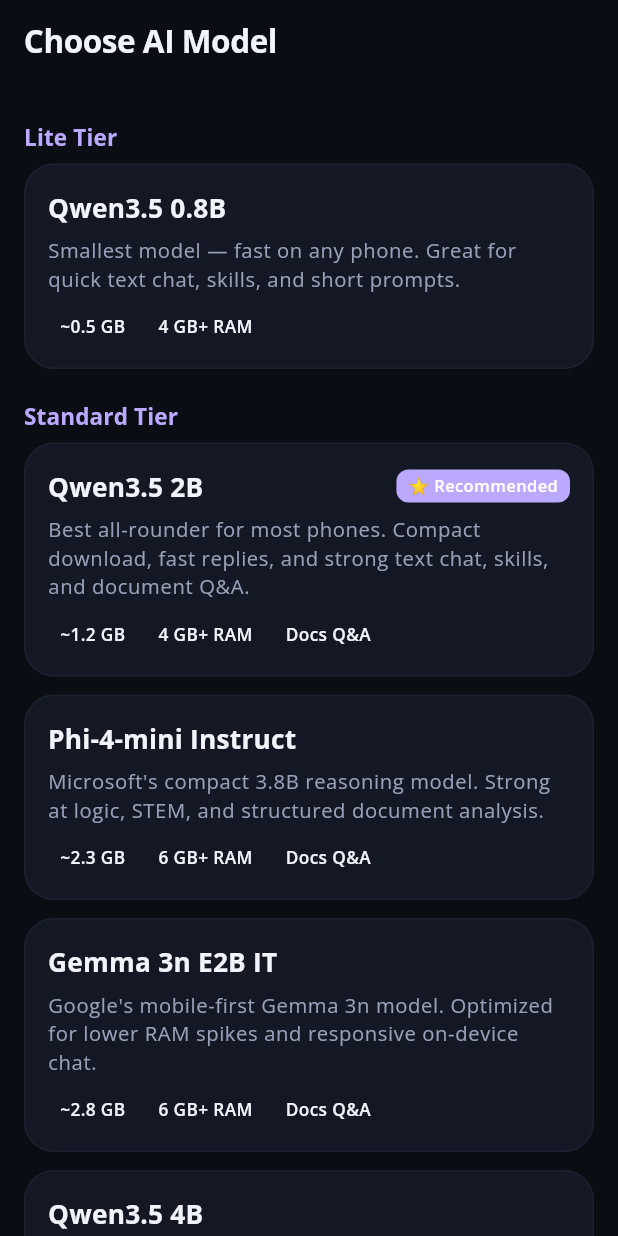
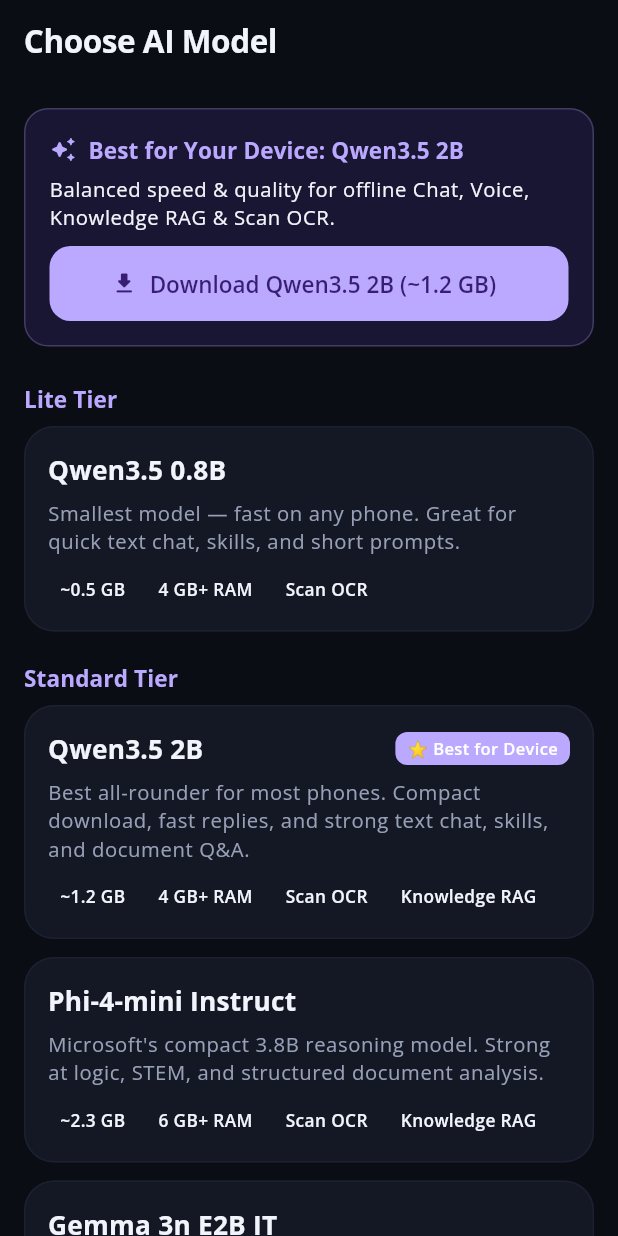
Before and after one commit to sambeetdas/edge-app-v2, a Flutter app: the ModelSelectionScreen screen opened by its route, on a phone screen of 412 x 824 dp. Run offline on Flutter 3.47's test engine with Material 3 defaults, Android fonts, the phone set to English and light mode, and no system bars; our stand-ins replace battery_plus, device_info_plus, dio, file_picker, flutter_local_notifications, flutter_riverpod and 8 more; missing offline and left inert: google_mlkit_text_recognition, llama_flutter_android, syncfusion_flutter_pdf, workmanager; accounts and stored records are empty.

Commit message:
feat: add device-aware model recommendations and auto-resume download UI

```diff
--- a/lib/engine/services/model_manager.dart
+++ b/lib/engine/services/model_manager.dart
@@ -3,7 +3,6 @@ import 'dart:convert';
 import 'dart:io';
 
 import 'package:dio/dio.dart';
-import 'package:flutter/services.dart';
 import 'package:path/path.dart' as p;
 import 'package:path_provider/path_provider.dart';
 import 'package:wakelock_plus/wakelock_plus.dart';
@@ -13,8 +12,6 @@ import '../models/model_tier.dart';
 
 class ModelManager {
   static const String _metaFileName = 'prompter_model_meta.json';
-  static const MethodChannel _deviceChannel =
-      MethodChannel('com.edgedai.app/device');
   final Dio _dio;
   CancelToken? _activeCancelToken;
 
--- a/lib/features/settings/model_selection_screen.dart
+++ b/lib/features/settings/model_selection_screen.dart
@@ -2,6 +2,7 @@ import 'package:flutter/material.dart';
 import 'package:flutter_riverpod/flutter_riverpod.dart';
 import 'package:go_router/go_router.dart';
 
+import '../../core/utils/formatters.dart';
 import '../../data/services/device_service.dart';
 import '../../engine/models/model_tier.dart';
 import '../../providers/app_providers.dart';
@@ -29,30 +30,97 @@ class _ModelSelectionScreenState extends ConsumerState<ModelSelectionScreen> {
     setState(() => _report = report);
   }
 
+  ModelTier _recommendedTier(DeviceCompatibilityReport? report) {
+    if (report == null || report.totalRamGb <= 0) {
+      return ModelTier.getById('qwen35-2b') ?? ModelTier.availableTiers.first;
+    }
+
+    bool fits(ModelTier t) =>
+        report.hasEnoughRam(t.runtimeRamGb) &&
+        report.hasEnoughStorage(t.totalDownloadBytes);
+
+    const preferredOrder = ['qwen35-4b', 'qwen35-2b', 'qwen35-0.8b'];
+    if (report.effectiveRamGb < 3.0) {
+      final lite = ModelTier.getById('qwen35-0.8b');
+      if (lite != null && fits(lite)) return lite;
+    } else if (report.effectiveRamGb < 5.0) {
+      final std = ModelTier.getById('qwen35-2b');
+      if (std != null && fits(std)) return std;
+    }
+
+    for (final id in preferredOrder) {
+      final tier = ModelTier.getById(id);
+      if (tier != null && fits(tier)) return tier;
+    }
+    return ModelTier.getById('qwen35-0.8b') ?? ModelTier.availableTiers.first;
+  }
+
   @override
   Widget build(BuildContext context) {
     final theme = Theme.of(context);
     final report = _report;
+    final recommended = _recommendedTier(report);
 
     return Scaffold(
       appBar: AppBar(title: const Text('Choose AI Model')),
       body: ListView(
         padding: const EdgeInsets.all(16),
         children: [
-          if (report != null && report.totalRamGb > 0)
           Container(
             margin: const EdgeInsets.only(bottom: 16),
-              padding: const EdgeInsets.all(12),
+            padding: const EdgeInsets.all(16),
             decoration: BoxDecoration(
-                color: theme.colorScheme.primaryContainer.withValues(alpha: 0.5),
-                borderRadius: BorderRadius.circular(12),
+              color: theme.colorScheme.primaryContainer.withValues(alpha: 0.45),
+              borderRadius: BorderRadius.circular(16),
+              border: Border.all(
+                color: theme.colorScheme.primary.withValues(alpha: 0.25),
               ),
-              child: Text(
-                'Device RAM: ${report.totalRamGb.toStringAsFixed(1)} GB '
-                '(${report.effectiveRamGb.toStringAsFixed(1)} GB usable after OS headroom)',
+            ),
+            child: Column(
+              crossAxisAlignment: CrossAxisAlignment.start,
+              children: [
+                Row(
+                  children: [
+                    Icon(
+                      Icons.auto_awesome_rounded,
+                      size: 18,
+                      color: theme.colorScheme.primary,
+                    ),
+                    const SizedBox(width: 8),
+                    Text(
+                      'Best for Your Device: ${recommended.displayName}',
+                      style: theme.textTheme.titleSmall?.copyWith(
+                        fontWeight: FontWeight.w700,
+                        color: theme.colorScheme.primary,
+                      ),
+                    ),
+                  ],
+                ),
+                const SizedBox(height: 6),
+                if (report != null && report.totalRamGb > 0)
+                  Text(
+                    'RAM: ${report.totalRamGb.toStringAsFixed(1)} GB '
+                    '(${report.effectiveRamGb.toStringAsFixed(1)} GB usable) · '
+                    'Free: ${Formatters.formatBytes(report.availableStorageBytes)}',
                     style: theme.textTheme.bodySmall?.copyWith(
                       fontWeight: FontWeight.w600,
                     ),
+                  )
+                else
+                  Text(
+                    'Balanced speed & quality for offline Chat, Voice, Knowledge RAG & Scan OCR.',
+                    style: theme.textTheme.bodySmall,
+                  ),
+                const SizedBox(height: 10),
+                FilledButton.icon(
+                  onPressed: () =>
+                      context.push('/models/download/${recommended.id}'),
+                  icon: const Icon(Icons.download_rounded, size: 18),
+                  label: Text(
+                    'Download ${recommended.displayName} (${recommended.downloadSizeLabel})',
+                  ),
+                ),
+              ],
             ),
           ),
           for (final category in ModelCategory.values) ...[
@@ -68,7 +136,14 @@ class _ModelSelectionScreenState extends ConsumerState<ModelSelectionScreen> {
             ),
             ...ModelTier.availableTiers
                 .where((t) => t.category == category)
-                .map((tier) => _buildTierCard(context, tier, report)),
+                .map(
+                  (tier) => _buildTierCard(
+                    context,
+                    tier,
+                    report,
+                    isBestForDevice: tier.id == recommended.id,
+                  ),
+                ),
           ],
         ],
       ),
@@ -78,8 +153,9 @@ class _ModelSelectionScreenState extends ConsumerState<ModelSelectionScreen> {
   Widget _buildTierCard(
     BuildContext context,
     ModelTier tier,
-    DeviceCompatibilityReport? report,
-  ) {
+    DeviceCompatibilityReport? report, {
+    required bool isBestForDevice,
+  }) {
     final theme = Theme.of(context);
     final enoughRam = report?.hasEnoughRam(tier.runtimeRamGb) ?? true;
     final enoughStorage =
@@ -106,7 +182,7 @@ class _ModelSelectionScreenState extends ConsumerState<ModelSelectionScreen> {
                       ),
                     ),
                   ),
-                  if (tier.isRecommended)
+                  if (isBestForDevice || tier.isRecommended)
                     Container(
                       padding: const EdgeInsets.symmetric(
                         horizontal: 8,
@@ -116,9 +192,11 @@ class _ModelSelectionScreenState extends ConsumerState<ModelSelectionScreen> {
                         color: theme.colorScheme.primary,
                         borderRadius: BorderRadius.circular(8),
                       ),
-                      child: const Text(
-                        '⭐ Recommended',
-                        style: TextStyle(
+                      child: Text(
+                        isBestForDevice
+                            ? '⭐ Best for Device'
+                            : '⭐ Recommended',
+                        style: const TextStyle(
                           color: Colors.white,
                           fontSize: 11,
                           fontWeight: FontWeight.w600,
@@ -141,8 +219,9 @@ class _ModelSelectionScreenState extends ConsumerState<ModelSelectionScreen> {
                 children: [
                   _badge(context, tier.downloadSizeLabel),
                   _badge(context, '${tier.minRamGb} GB+ RAM'),
-                  if (tier.supportsVision) _badge(context, 'Vision'),
-                  if (tier.supportsDocumentQa) _badge(context, 'Docs Q&A'),
+                  _badge(context, 'Scan OCR'),
+                  if (tier.supportsDocumentQa) _badge(context, 'Knowledge RAG'),
+                  if (tier.supportsVision) _badge(context, 'Pixel Vision'),
                 ],
               ),
               if (!compatible) ...[
```
Also changed, not shown: lib/features/settings/model_download_screen.dart (+45 -11 lines). Lines whose indentation alone changed are shown as unchanged.
